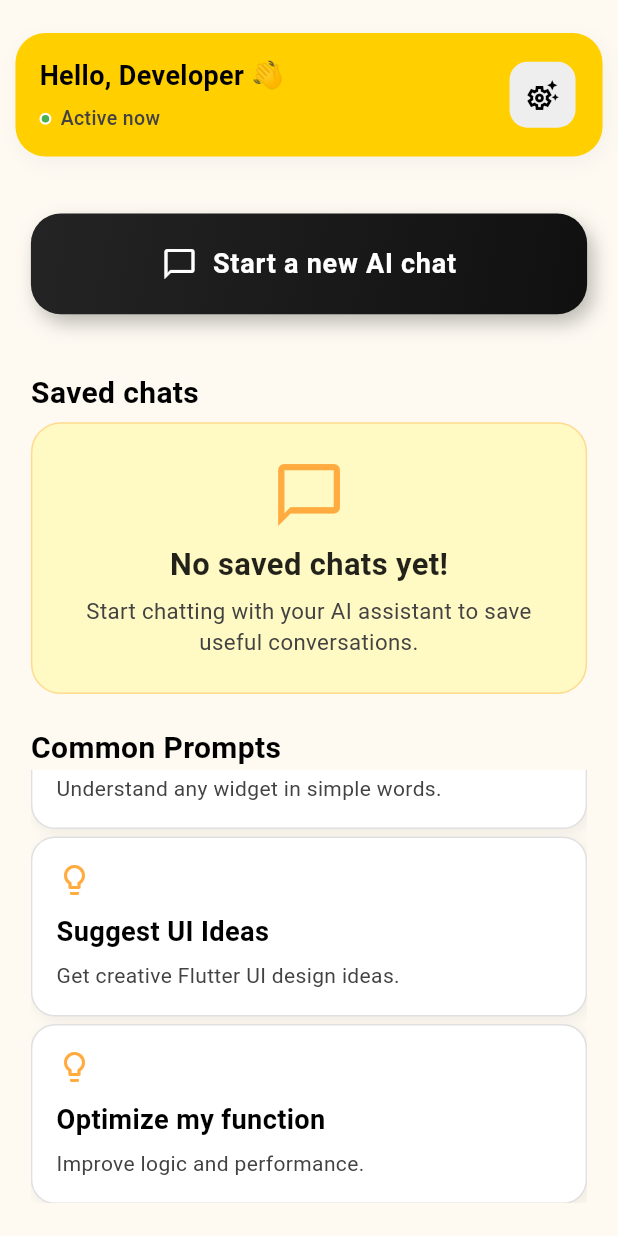
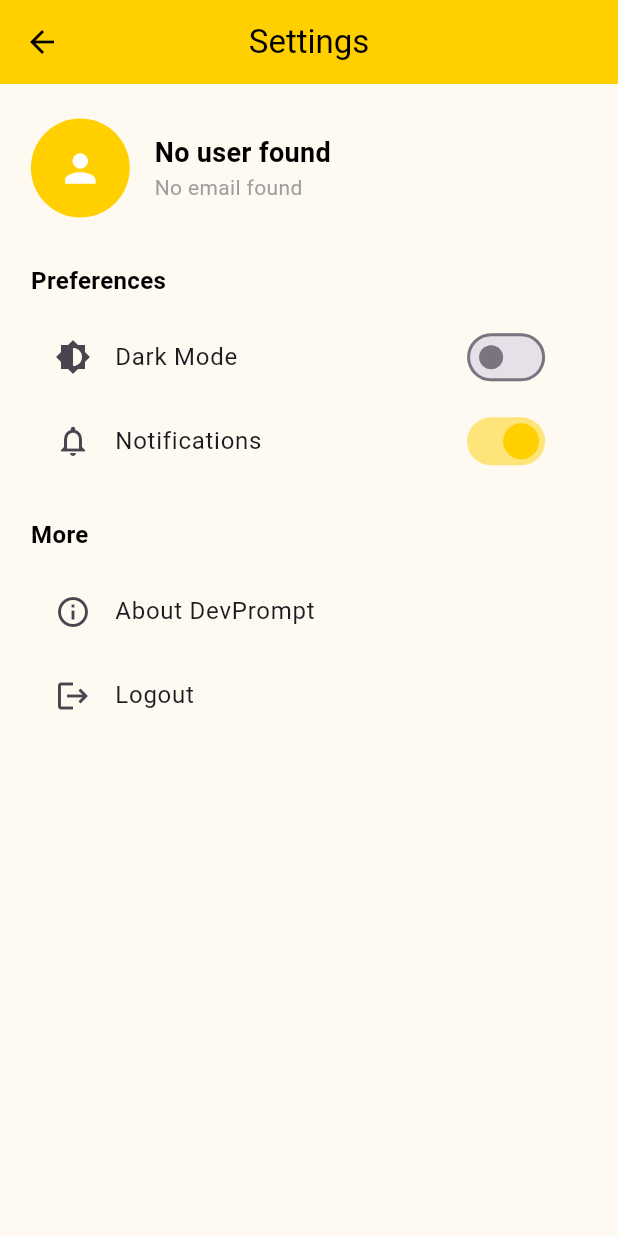
Before and after one commit to saimriaz8/Devprompt_Ai_Chat_App, a Flutter app: the DashboardPage screen opened by its route, scrolled down 206 dp, after a tap on the "settings suggest" icon, on a phone screen of 412 x 824 dp. Run offline on Flutter 3.47's test engine with Material 3 defaults, Android fonts, the light colour scheme and no system bars; our stand-ins replace bloc, dio, firebase_auth, firebase_core, flutter_bloc, flutter_dotenv and 4 more; accounts and stored records are empty.

Commit message:
Adding settings feature

```diff
--- a/lib/src/core/injections/service_locator.dart
+++ b/lib/src/core/injections/service_locator.dart
@@ -1,6 +1,9 @@
+import 'package:devprompt/src/features/settings/settings_injections.dart';
 import 'package:devprompt/src/features/welcome/welcome_injection.dart';
 import 'package:devprompt/src/features/promptchat/prompt_chat_injections.dart';
 import 'package:dio/dio.dart';
+import 'package:firebase_auth/firebase_auth.dart';
+import 'package:google_sign_in/google_sign_in.dart';
 
 Dio _createDio() {
   final dio = Dio(
@@ -15,6 +18,9 @@ Dio _createDio() {
 
 void init() {
   sl.registerLazySingleton<Dio>(() => _createDio());
+  sl.registerLazySingleton<FirebaseAuth>(() => FirebaseAuth.instance);
+  sl.registerLazySingleton<GoogleSignIn>(() => GoogleSignIn());
   initWelcomeInjections();
   initPromtChatInjections();
+  initSettingInjections();
 }
--- a/lib/src/core/routing/app_router.dart
+++ b/lib/src/core/routing/app_router.dart
@@ -1,6 +1,8 @@
 import 'package:devprompt/main.dart';
 import 'package:devprompt/src/features/dashboard/presentation/pages/dashboard_page.dart';
 import 'package:devprompt/src/features/promptchat/presentation/pages/promptchat_page.dart';
+import 'package:devprompt/src/features/settings/presentation/pages/settings_page.dart';
+import 'package:devprompt/src/features/welcome/presentation/pages/welcome_page.dart';
 import 'package:firebase_auth/firebase_auth.dart';
 import 'package:go_router/go_router.dart';
 
@@ -11,6 +13,10 @@ GoRouter goRouter = GoRouter(
       builder: (context, state) => MyHomePage(),
     ),
     GoRoute(
+      path: WelcomePage.pageName,
+      builder: (context, state) => WelcomePage(),
+    ),
+    GoRoute(
       path: DashboardPage.pageName,
       builder: (context, state) {
         User? user = state.extra as User?;
@@ -19,6 +25,15 @@ GoRouter goRouter = GoRouter(
     ),
     GoRoute(
       path: PromptchatPage.pageName,
-      builder: (context, state) => PromptchatPage(),)
+      builder: (context, state) => PromptchatPage(),
+    ),
+
+    GoRoute(
+      path: DevPromptSettingsPage.pageName,
+      builder: (context, state) {
+        User? user = state.extra as User?;
+        return DevPromptSettingsPage(user: user);
+      },
+    ),
   ],
 );
--- a/lib/src/features/dashboard/presentation/constants/common_prompts.dart
+++ b/lib/src/features/dashboard/presentation/constants/common_prompts.dart
@@ -1,18 +1,18 @@
 final List<Map<String, String>> commonPrompts = [
   {
-    "title": "Fix my Dart code",
-    "desc": "Paste code and get quick help.",
+    "title": "Explain Big-O notation",
+    "desc": "Describe time/space complexity of algorithms.",
   },
   {
-    "title": "Explain a Flutter widget",
-    "desc": "Understand any widget in simple words.",
+    "title": "How memory allocation works",
+    "desc": "OS or C/C++ level explanation",
   },
   {
-    "title": "Suggest UI Ideas",
-    "desc": "Get creative Flutter UI design ideas.",
+    "title": "Clean Architecture example",
+    "desc": "Ask for a feature in Clean Architecture style",
   },
   {
-    "title": "Optimize my function",
-    "desc": "Improve logic and performance.",
+    "title": "Search/Sort Algorithms",
+    "desc": "Request code or explanation of searching/sorting",
   },
 ];
--- a/lib/src/features/dashboard/presentation/widgets/common_prompt_card.dart
+++ b/lib/src/features/dashboard/presentation/widgets/common_prompt_card.dart
@@ -15,6 +15,7 @@ class CommonPromptCard extends StatelessWidget {
   @override
   Widget build(BuildContext context) {
     final size = MediaQuery.of(context).size;
+    // final isDark = Theme.of(context).brightness ==Brightness.dark;
     return GestureDetector(
       onTap: onTap,
       child: Container(
@@ -42,6 +43,7 @@ class CommonPromptCard extends StatelessWidget {
               style: TextStyle(
                 fontSize: size.height * 0.022,
                 fontWeight: FontWeight.bold,
+                color:  Colors.black
               ),
             ),
             const SizedBox(height: 6),
--- a/lib/src/features/dashboard/presentation/widgets/dashboard_appbar.dart
+++ b/lib/src/features/dashboard/presentation/widgets/dashboard_appbar.dart
@@ -1,6 +1,8 @@
+import 'package:devprompt/src/features/settings/presentation/pages/settings_page.dart';
 import 'package:flutter/material.dart';
 import 'package:firebase_auth/firebase_auth.dart';
 import 'package:devprompt/src/core/theme/app_colors.dart';
+import 'package:go_router/go_router.dart';
 
 class DashboardAppbar extends StatelessWidget {
   final double width;
@@ -27,7 +29,10 @@ class DashboardAppbar extends StatelessWidget {
         borderRadius: BorderRadius.circular(20),
         boxShadow: [
           BoxShadow(
-            color: isDark ? Colors.black.withOpacity(0.3) : Colors.grey.withOpacity(0.1),
+            color:
+                isDark
+                    ? Colors.black.withOpacity(0.3)
+                    : Colors.grey.withOpacity(0.1),
             blurRadius: 10,
             offset: const Offset(2, 4),
           ),
@@ -78,7 +83,7 @@ class DashboardAppbar extends StatelessWidget {
           /// ⚙️ Settings Icon with AI/dev style
           IconButton(
             onPressed: () {
-              // Navigate to settings page or show bottom sheet
+              GoRouter.of(context).push(DevPromptSettingsPage.pageName, extra: user);
             },
             icon: const Icon(Icons.settings_suggest_outlined),
             tooltip: 'Settings',
--- a/lib/src/features/promptchat/presentation/widgets/promptchat_header.dart
+++ b/lib/src/features/promptchat/presentation/widgets/promptchat_header.dart
@@ -18,7 +18,7 @@ class PromptchatHeader extends StatelessWidget {
       width: width,
       height: height * 0.2,
       decoration: BoxDecoration(
-        color: AppColors.darkThemeBackgroundColor,
+        color: isDark ? Colors.white : AppColors.darkThemeBackgroundColor,
         borderRadius: BorderRadius.only(
           bottomLeft: Radius.circular(30),
           bottomRight: Radius.circular(30),
--- /dev/null
+++ b/lib/src/features/settings/auth/domain/settings_auth_usecase.dart
@@ -0,0 +1,10 @@
+import 'package:devprompt/src/features/settings/domain/repositories/abstract_auth_repository.dart';
+
+class SignOutUserUsecase {
+  final SettingsAuthRepository settingsAuthRepository;
+  SignOutUserUsecase(this.settingsAuthRepository);
+
+  Future<void> call() async {
+    await settingsAuthRepository.signOut();
+  }
+}
--- /dev/null
+++ b/lib/src/features/settings/domain/repositories/abstract_auth_repository.dart
@@ -0,0 +1,3 @@
+abstract class SettingsAuthRepository {
+  Future<void> signOut();
+}
--- /dev/null
+++ b/lib/src/features/settings/presentation/pages/settings_page.dart
@@ -0,0 +1,166 @@
+import 'package:devprompt/main.dart';
+import 'package:devprompt/src/core/theme/app_colors.dart';
+import 'package:devprompt/src/features/settings/auth/domain/settings_auth_usecase.dart';
+import 'package:devprompt/src/features/settings/presentation/settings_bloc.dart';
+import 'package:devprompt/src/features/welcome/presentation/boc/welcome_bloc.dart';
+import 'package:devprompt/src/features/welcome/welcome_injection.dart';
+import 'package:firebase_auth/firebase_auth.dart';
+import 'package:flutter/material.dart';
+import 'package:flutter_bloc/flutter_bloc.dart';
+import 'package:go_router/go_router.dart';
+
+class DevPromptSettingsPage extends StatelessWidget {
+  final User? user;
+  static const String pageName = '/settingpage';
+  const DevPromptSettingsPage({super.key, required this.user});
+
+  @override
+  Widget build(BuildContext context) {
+    final signOutUserUsecase = sl<SignOutUserUsecase>();
+    final isDark = Theme.of(context).brightness == Brightness.dark;
+    var size = MediaQuery.sizeOf(context);
+    var Size(:width, :height) = size;
+    height -= kToolbarHeight;
+    return SafeArea(
+      child: Scaffold(
+        appBar: AppBar(
+          foregroundColor: isDark ? Colors.white : Colors.black,
+          title: Text("Settings"),
+          centerTitle: true,
+          backgroundColor: AppColors.primaryColor,
+          elevation: 0,
+        ),
+        body: Padding(
+          padding: EdgeInsets.symmetric(horizontal: width * 0.05),
+          child: Column(
+            crossAxisAlignment: CrossAxisAlignment.start,
+            children: [
+              SizedBox(height: height * 0.03),
+
+              // 👤 Profile Section
+              Row(
+                children: [
+                  CircleAvatar(
+                    radius: width * 0.08,
+                    backgroundColor: AppColors.primaryColor,
+                    child: const Icon(
+                      Icons.person,
+                      color: Colors.white,
+                      size: 30,
+                    ),
+                  ),
+                  SizedBox(width: width * 0.04),
+                  Column(
+                    crossAxisAlignment: CrossAxisAlignment.start,
+                    children: [
+                      Text(
+                        user?.displayName ?? 'No user found',
+                        style: TextStyle(
+                          fontSize: 18,
+                          fontWeight: FontWeight.bold,
+                        ),
+                      ),
+                      Text(
+                        user?.email ?? 'No email found',
+                        style: TextStyle(color: Colors.grey),
+                      ),
+                    ],
+                  ),
+                ],
+              ),
+
+              SizedBox(height: height * 0.04),
+
+              const Text(
+                "Preferences",
+                style: TextStyle(fontSize: 16, fontWeight: FontWeight.w600),
+              ),
+
+              SizedBox(height: height * 0.015),
+
+              // 🌗 Theme Toggle (mock)
+              BlocBuilder<SettingsBloc, SettingsState>(
+                bloc: context.watch<SettingsBloc>(),
+                builder: (context, state) {
+                  return switch (state) {
+                    SettingsLightModeState() => ListTile(
+                      leading: const Icon(Icons.brightness_6),
+                      title: const Text("Dark Mode"),
+                      trailing: Switch(
+                        activeColor: AppColors.primaryColor,
+                        value: false,
+                        onChanged: (_) {
+                          context.read<SettingsBloc>().add(
+                            SwitchToDarkModeEvent(),
+
+                          );
+                        },
+                      ),
+                    ),
+                    SettingsDarkModeState() => ListTile(
+                      leading: const Icon(Icons.dark_mode),
+                      title: const Text("Light Mode"),
+                      trailing: Switch(
+                        activeColor: AppColors.primaryColor,
+                        value: true,
+                        onChanged: (_) {
+                          context.read<SettingsBloc>().add(
+                            SwitchToLightModeEvent(),
+                          );
+                        },
+                      ),
+                    ),
+                  };
+                },
+              ),
+
+              // 🔔 Notifications
+              ListTile(
+                leading: const Icon(Icons.notifications_none),
+                title: const Text("Notifications"),
+                trailing: Switch(
+                  activeColor: AppColors.primaryColor,
+                  value: true,
+                  onChanged: (val) {
+                    // TODO: handle notification setting
+                  },
+                ),
+              ),
+
+              SizedBox(height: height * 0.03),
+
+              const Text(
+                "More",
+                style: TextStyle(fontSize: 16, fontWeight: FontWeight.w600),
+              ),
+
+              SizedBox(height: height * 0.015),
+
+              // ℹ️ About
+              ListTile(
+                leading: const Icon(Icons.info_outline),
+                title: const Text("About DevPrompt"),
+                onTap: () {
+                  // Show about dialog or navigate
+                },
+              ),
+
+              // 🚪 Logout
+              ListTile(
+                leading: const Icon(Icons.logout),
+                title: const Text("Logout"),
+                onTap: () async {
+                  await signOutUserUsecase();
+                  // ignore: use_build_context_synchronously
+                  context.read<WelcomeBloc>().add(ResetStateEvent());
+                  // ignore: use_build_context_synchronously
+                  GoRouter.of(context).go(MyHomePage.pageName);
+                },
+              ),
+            ],
+          ),
+        ),
+      ),
+    );
+  }
+}
--- /dev/null
+++ b/lib/src/features/settings/presentation/settings_bloc.dart
@@ -0,0 +1,17 @@
+import 'package:bloc/bloc.dart';
+import 'package:meta/meta.dart';
+
+part 'settings_event.dart';
+part 'settings_state.dart';
+
+class SettingsBloc extends Bloc<SettingsEvent, SettingsState> {
+  SettingsBloc() : super(SettingsLightModeState()) {
+    on<SwitchToDarkModeEvent>((event, emit) {
+      emit(SettingsDarkModeState());
+    });
+
+    on<SwitchToLightModeEvent>((event, emit) {
+      emit(SettingsLightModeState());
+    });
+  }
+}
--- /dev/null
+++ b/lib/src/features/settings/presentation/settings_event.dart
@@ -0,0 +1,10 @@
+part of 'settings_bloc.dart';
+
+@immutable
+abstract class SettingsEvent {}
+
+@immutable
+class SwitchToDarkModeEvent extends SettingsEvent {}
+
+@immutable
+class SwitchToLightModeEvent extends SettingsEvent {}
--- /dev/null
+++ b/lib/src/features/settings/presentation/settings_state.dart
@@ -0,0 +1,10 @@
+part of 'settings_bloc.dart';
+
+@immutable
+sealed class SettingsState {}
+
+@immutable
+class SettingsLightModeState extends SettingsState {}
+
+@immutable
+class SettingsDarkModeState extends SettingsState {}
--- a/lib/src/features/welcome/presentation/boc/welcome_bloc.dart
+++ b/lib/src/features/welcome/presentation/boc/welcome_bloc.dart
@@ -22,6 +22,10 @@ class WelcomeBloc extends Bloc<WelcomeEvent, WelcomeState> {
         emit(WelcomeFailureState(e.toString()));
       }
     });
+
+    on<ResetStateEvent>((event, emit) {
+      emit(WelcomeInitialState());
+    });
   }
 
 }
--- a/lib/src/features/welcome/presentation/boc/welcome_event.dart
+++ b/lib/src/features/welcome/presentation/boc/welcome_event.dart
@@ -5,3 +5,6 @@ abstract class WelcomeEvent {}
 
 @immutable
 class SignInWithGoogleEvent extends WelcomeEvent {}
+
+@immutable
+class ResetStateEvent extends WelcomeEvent {}
--- a/lib/src/features/welcome/presentation/pages/welcome_page.dart
+++ b/lib/src/features/welcome/presentation/pages/welcome_page.dart
@@ -6,6 +6,7 @@ import 'package:flutter_bloc/flutter_bloc.dart';
 import 'package:go_router/go_router.dart';
 
 class WelcomePage extends StatelessWidget {
+  static const String pageName = '/welcomepage';
   const WelcomePage({super.key});
 
   @override
@@ -37,9 +38,7 @@ class WelcomePage extends StatelessWidget {
                   width: width,
                   isLoadingState: true,
                 ),
-                WelcomeSuccessState(user: _) => Center(
-                  child: SizedBox(),
-                ),
+                WelcomeSuccessState(user: _) => Center(child: SizedBox()),
                 WelcomeFailureState(message: var message) => Center(
                   child: Text(message.toString()),
                 ),
--- a/pubspec.yaml
+++ b/pubspec.yaml
@@ -73,6 +73,7 @@ flutter:
   # To add assets to your application, add an assets section, like this:
   assets:
     - assets/images/
+    - .env
   #   - images/a_dot_ham.jpeg
 
   # An image asset can refer to one or more resolution-specific "variants", see
```
Also changed, not shown: lib/main.dart (+17 -6 lines), lib/src/features/dashboard/presentation/pages/dashboard_page.dart (+17 -4 lines), lib/src/features/settings/data/repositories/auth_repository_implementation.dart (added, +25 -0 lines), lib/src/features/settings/settings_injections.dart (added, +18 -0 lines).
